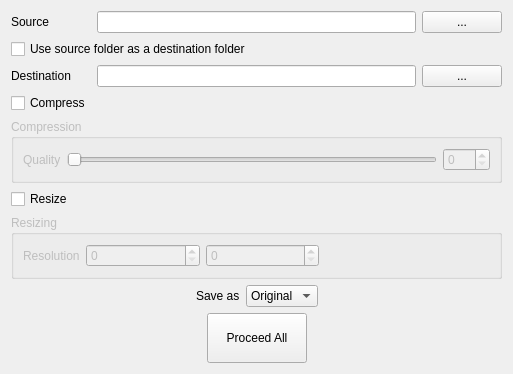
This is gui.ui in knikolaeff/img-compressio as Qt 5 draws it before an edit. The edited form follows.
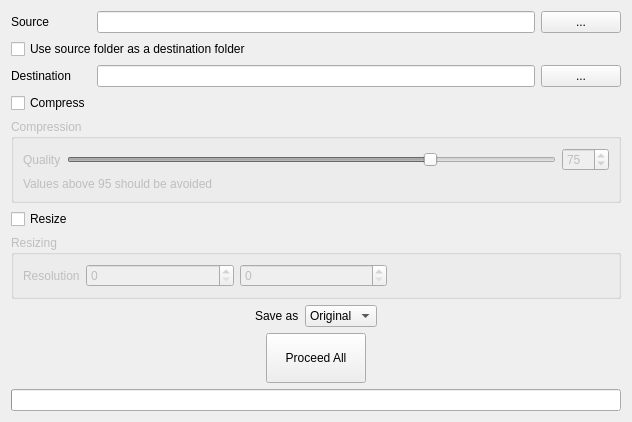
This is the edited form.

Commit message: Added a functionality to change files format without choosing any action. Added messageboxes

What changed in the file:
```diff
--- a/gui.ui
+++ b/gui.ui
@@ -12,8 +12,8 @@
    <rect>
     <x>0</x>
     <y>0</y>
-    <width>513</width>
-    <height>347</height>
+    <width>632</width>
+    <height>393</height>
    </rect>
   </property>
   <property name="windowTitle">
@@ -104,29 +104,42 @@
      <property name="title">
       <string>Compression</string>
      </property>
-     <layout class="QHBoxLayout" name="horizontalLayout_2">
-      <item>
+     <layout class="QGridLayout" name="gridLayout_2" columnstretch="0,0,0">
+      <item row="1" column="0" colspan="3">
+       <widget class="QLabel" name="label">
+        <property name="text">
+         <string>Values above 95 should be avoided</string>
+        </property>
+       </widget>
+      </item>
+      <item row="0" column="0">
        <widget class="QLabel" name="qualityLbl">
         <property name="text">
          <string>Quality</string>
         </property>
        </widget>
       </item>
-      <item>
+      <item row="0" column="1">
        <widget class="QSlider" name="qualitySlider">
         <property name="maximum">
          <number>100</number>
         </property>
+        <property name="value">
+         <number>75</number>
+        </property>
         <property name="orientation">
          <enum>Qt::Horizontal</enum>
         </property>
        </widget>
       </item>
-      <item>
+      <item row="0" column="2">
        <widget class="QSpinBox" name="qualitySpinbox">
         <property name="maximum">
          <number>100</number>
         </property>
+        <property name="value">
+         <number>75</number>
+        </property>
        </widget>
       </item>
      </layout>
@@ -287,6 +300,16 @@
      </item>
     </layout>
    </item>
+   <item>
+    <widget class="QProgressBar" name="progressBar">
+     <property name="value">
+      <number>0</number>
+     </property>
+     <property name="textVisible">
+      <bool>false</bool>
+     </property>
+    </widget>
+   </item>
   </layout>
  </widget>
  <resources/>
```
Left out of the diff: 2 changed lines with no effect on the pictures. The commit also changes 2 other files.
